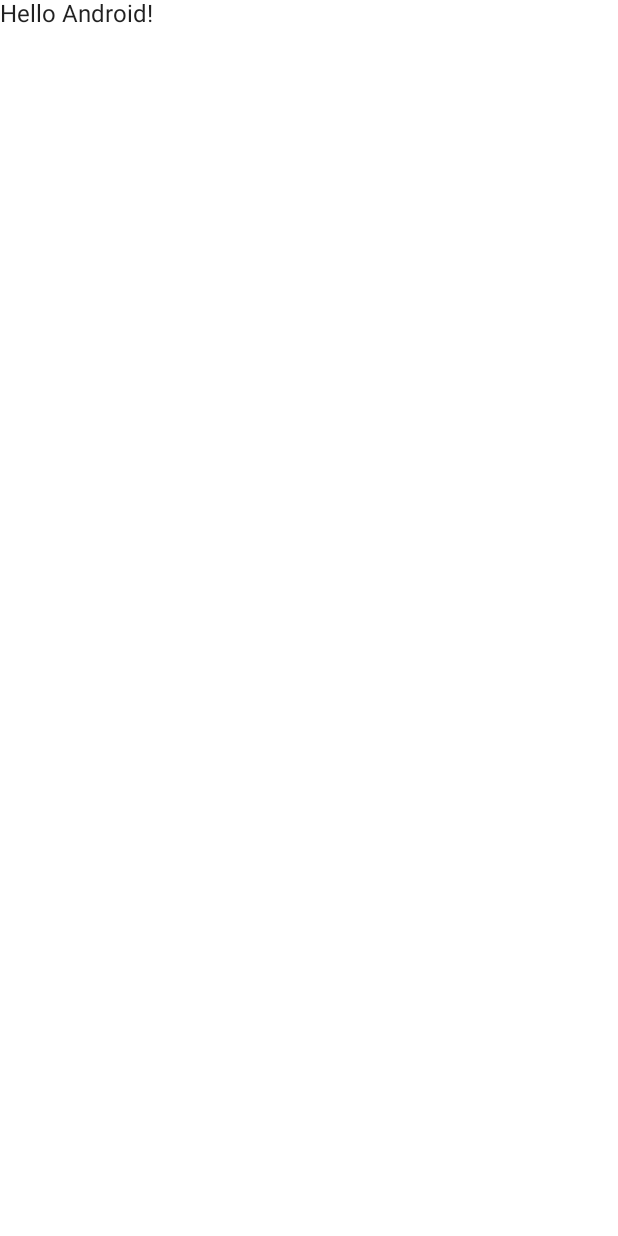
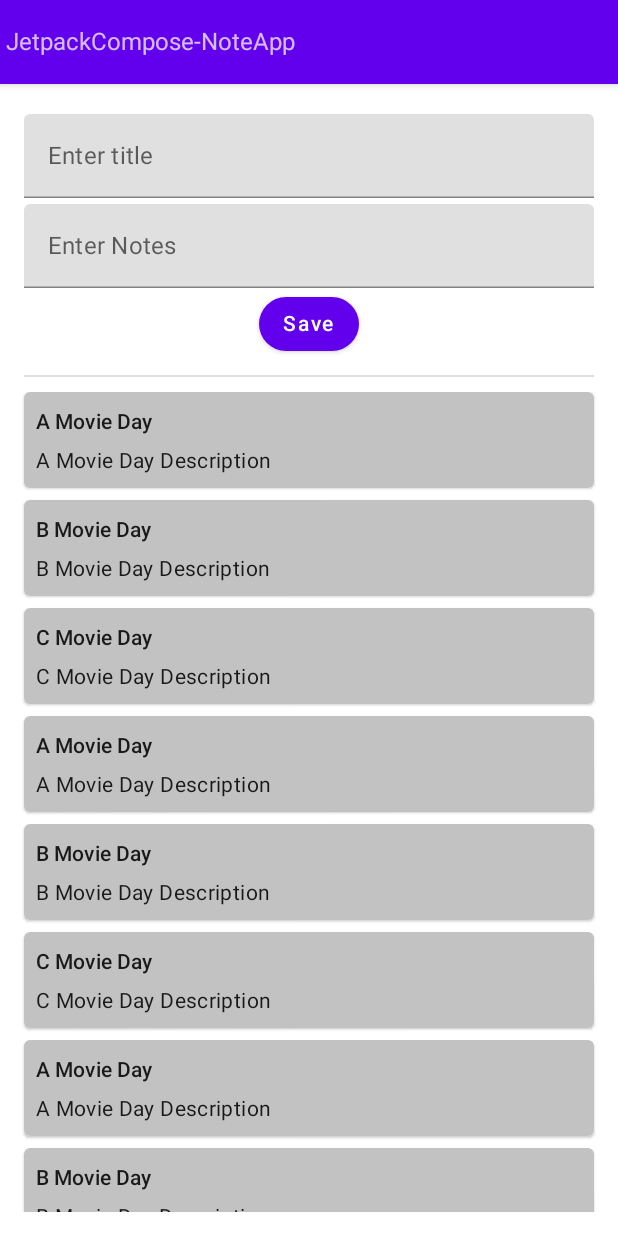
Before and after one commit to Hitesh880443/NoteApp-JetPackCompose-, an Android app built with Jetpack Compose: the screen it shows after launch (MainActivity), on a phone screen of 412 x 824 dp. Before the commit the screen is almost empty. Run offline under Robolectric (Android 15) with nearby library versions, the phone set to English and light mode, and no system bars.

Commit message:
Note Create Screen Design

```diff
--- a/app/src/main/java/com/hitesh/jetpackcompose_noteapp/MainActivity.kt
+++ b/app/src/main/java/com/hitesh/jetpackcompose_noteapp/MainActivity.kt
@@ -10,6 +10,8 @@ import androidx.compose.material.Text
 import androidx.compose.runtime.Composable
 import androidx.compose.ui.Modifier
 import androidx.compose.ui.tooling.preview.Preview
+import com.hitesh.jetpackcompose_noteapp.data.NoteDataSource
+import com.hitesh.jetpackcompose_noteapp.screen.NoteScreen
 import com.hitesh.jetpackcompose_noteapp.ui.theme.JetpackComposeNoteAppTheme
 
 class MainActivity : ComponentActivity() {
@@ -22,7 +24,12 @@ class MainActivity : ComponentActivity() {
                     modifier = Modifier.fillMaxSize(),
                     color = MaterialTheme.colors.background
                 ) {
-                    Greeting("Android")
+                    NoteScreen(
+                        noteList = NoteDataSource().loadNotes(),
+                        addNote = {},
+                        removeNote = {}
+                    )
+
                 }
             }
         }
@@ -38,6 +45,11 @@ fun Greeting(name: String) {
 @Composable
 fun DefaultPreview() {
     JetpackComposeNoteAppTheme {
-        Greeting("Android")
+        NoteScreen(
+            noteList = emptyList(),
+            addNote = {},
+            removeNote = {}
+        )
+
     }
 }
--- /dev/null
+++ b/app/src/main/java/com/hitesh/jetpackcompose_noteapp/components/NotesComponents.kt
@@ -0,0 +1,64 @@
+@file:OptIn(ExperimentalComposeUiApi::class)
+
+package com.hitesh.jetpackcompose_noteapp.components
+
+import androidx.compose.foundation.shape.CircleShape
+import androidx.compose.foundation.text.KeyboardActions
+import androidx.compose.foundation.text.KeyboardOptions
+import androidx.compose.material.Button
+import androidx.compose.material.Text
+import androidx.compose.material.TextField
+import androidx.compose.runtime.Composable
+import androidx.compose.ui.ExperimentalComposeUiApi
+import androidx.compose.ui.Modifier
+import androidx.compose.ui.platform.LocalSoftwareKeyboardController
+import androidx.compose.ui.text.input.ImeAction
+
+
+@Composable
+fun NotesInputField(
+    modifier: Modifier = Modifier,
+    text: String,
+    label: String,
+    maxLine: Int = 1,
+    onTextChange: (String) -> Unit,
+    onImeAction: () -> Unit = {}
+) {
+
+    val keyboardController = LocalSoftwareKeyboardController.current
+
+    TextField(
+        value = text,
+        label = { Text(text = label) },
+        maxLines = maxLine,
+        modifier = modifier,
+        onValueChange = onTextChange,
+        keyboardOptions = KeyboardOptions.Default.copy(
+            imeAction = ImeAction.Done
+        ),
+        keyboardActions = KeyboardActions(onDone = {
+            onImeAction()
+            keyboardController?.hide()
+        })
+    )
+}
+
+@Composable
+fun NotesButton(
+    modifier: Modifier = Modifier,
+    label: String,
+    onClick: () -> Unit,
+    enabled: Boolean = true
+) {
+    Button(
+        shape = CircleShape,
+        content = {
+            Text(text = label)
+        },
+        modifier = modifier,
+        enabled = enabled,
+        onClick = {
+            onClick
+        })
+
+}
--- /dev/null
+++ b/app/src/main/java/com/hitesh/jetpackcompose_noteapp/data/NoteData.kt
@@ -0,0 +1,26 @@
+package com.hitesh.jetpackcompose_noteapp.data
+
+import com.hitesh.jetpackcompose_noteapp.model.Note
+
+class NoteDataSource {
+    fun loadNotes(): List<Note> {
+        return listOf(
+            Note(title = "A Movie Day", description = "A Movie Day Description"),
+            Note(title = "B Movie Day", description = "B Movie Day Description"),
+            Note(title = "C Movie Day", description = "C Movie Day Description"),
+            Note(title = "A Movie Day", description = "A Movie Day Description"),
+            Note(title = "B Movie Day", description = "B Movie Day Description"),
+            Note(title = "C Movie Day", description = "C Movie Day Description"),
+            Note(title = "A Movie Day", description = "A Movie Day Description"),
+            Note(title = "B Movie Day", description = "B Movie Day Description"),
+            Note(title = "C Movie Day", description = "C Movie Day Description"),
+            Note(title = "A Movie Day", description = "A Movie Day Description"),
+            Note(title = "B Movie Day", description = "B Movie Day Description"),
+            Note(title = "C Movie Day", description = "C Movie Day Description"),
+            Note(title = "A Movie Day", description = "A Movie Day Description"),
+            Note(title = "B Movie Day", description = "B Movie Day Description"),
+            Note(title = "C Movie Day", description = "C Movie Day Description"),
+            Note(title = "D Movie Day", description = "D Movie Day Description")
+        )
+    }
+}
--- /dev/null
+++ b/app/src/main/java/com/hitesh/jetpackcompose_noteapp/model/Note.kt
@@ -0,0 +1,12 @@
+package com.hitesh.jetpackcompose_noteapp.model
+
+import java.time.LocalDate
+import java.time.LocalDateTime
+import java.util.*
+
+data class Note(
+    val id: UUID = UUID.randomUUID(),
+    val title: String,
+    val description: String,
+    val entryDate: LocalDateTime = LocalDateTime.now()
+)
--- /dev/null
+++ b/app/src/main/java/com/hitesh/jetpackcompose_noteapp/screen/NoteScreen.kt
@@ -0,0 +1,119 @@
+package com.hitesh.jetpackcompose_noteapp.screen
+
+import androidx.compose.foundation.background
+import androidx.compose.foundation.layout.Column
+import androidx.compose.foundation.layout.fillMaxWidth
+import androidx.compose.foundation.layout.padding
+import androidx.compose.foundation.lazy.LazyColumn
+import androidx.compose.foundation.lazy.items
+import androidx.compose.material.*
+import androidx.compose.material.Typography
+import androidx.compose.runtime.*
+import androidx.compose.ui.Alignment
+import androidx.compose.ui.Modifier
+import androidx.compose.ui.graphics.Color
+import androidx.compose.ui.res.stringResource
+import androidx.compose.ui.text.TextStyle
+import androidx.compose.ui.tooling.preview.Preview
+import androidx.compose.ui.unit.dp
+import com.hitesh.jetpackcompose_noteapp.R
+import com.hitesh.jetpackcompose_noteapp.components.NotesButton
+import com.hitesh.jetpackcompose_noteapp.components.NotesInputField
+import com.hitesh.jetpackcompose_noteapp.data.NoteDataSource
+import com.hitesh.jetpackcompose_noteapp.model.Note
+
+@Composable
+fun NoteScreen(
+    noteList: List<Note>,
+    addNote: (Note) -> Unit,
+    removeNote: (Note) -> Unit,
+) {
+    var title by remember {
+        mutableStateOf("")
+    }
+
+    var description by remember {
+        mutableStateOf("")
+    }
+    Scaffold(topBar = {
+        TopAppBar {
+            Text(text = stringResource(id = R.string.app_name))
+        }
+    }, content = {
+        Column(
+            modifier = Modifier
+                .fillMaxWidth()
+                .padding(16.dp),
+            horizontalAlignment = Alignment.CenterHorizontally
+        ) {
+
+            NotesInputField(text = title,
+                label = stringResource(id = R.string.title_label),
+                modifier = Modifier
+                    .padding(top = 4.dp)
+                    .fillMaxWidth(),
+                onTextChange = {
+                    title = it
+                })
+
+            NotesInputField(text = description,
+                label = stringResource(id = R.string.note_label),
+                modifier = Modifier
+                    .padding(top = 4.dp)
+                    .fillMaxWidth(),
+                maxLine = 3,
+                onTextChange = {
+                    description = it
+                })
+
+            NotesButton(label = "Save", onClick = {
+                if (!title.isNullOrEmpty() && !description.isNullOrEmpty()) {
+                    verifyAndSaveNotes(title, description)
+                    title = ""
+                    description = ""
+                }
+            })
+
+
+            Divider(modifier = Modifier.padding(vertical = 10.dp))
+
+            LazyColumn {
+                items(noteList) { note ->
+                    Card(modifier = Modifier
+                        .fillMaxWidth()
+                        .padding(bottom = 8.dp)) {
+                        Column(
+                            modifier = Modifier
+                                .background(Color(0xFFC2C2C2))
+                                .padding(8.dp)
+                        ) {
+                            Text(text = note.title,
+                                style = MaterialTheme.typography.subtitle2
+                            )
+                            Text(text = note.description,
+                                modifier = Modifier.padding(top = 4.dp),
+                                style = MaterialTheme.typography.body2)
+                        }
+                    }
+
+                }
+            }
+        }
+
+
+    })
+}
+
+fun verifyAndSaveNotes(title: String, description: String) {
+    Note(title = title, description = description)
+}
+
+@Preview(showBackground = true)
+@Composable
+fun NoteScreenPreview() {
+    NoteScreen(
+        noteList = NoteDataSource().loadNotes(),
+        addNote = {},
+        removeNote = {}
+    )
+}
--- a/app/src/main/res/values/strings.xml
+++ b/app/src/main/res/values/strings.xml
@@ -1,3 +1,6 @@
 <resources>
     <string name="app_name">JetpackCompose-NoteApp</string>
+    <string name="title_label">Enter title</string>
+    <string name="note_label">Enter Notes</string>
+    <string name="save">Save</string>
 </resources>
```
